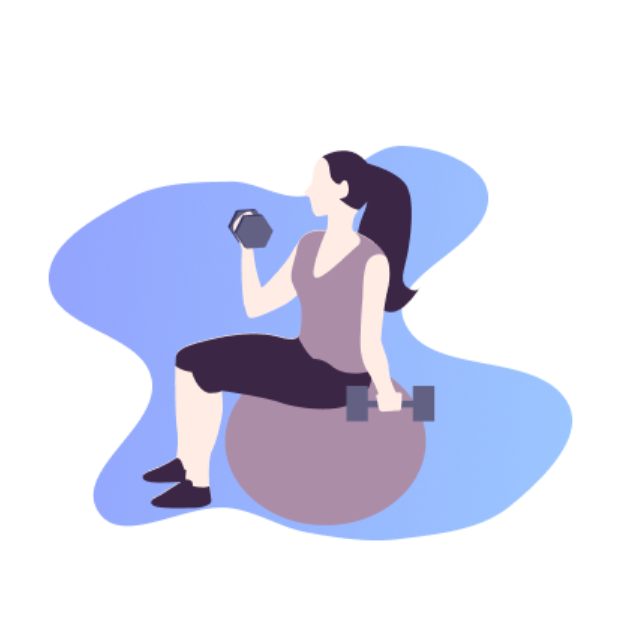
After one commit to MaRyamFatima1120/fitnest_app, a Flutter app: the ProfilePage screen opened by its route, on a phone screen of 412 x 824 dp, the top half of it. The commit adds this screen. Run offline on Flutter 3.47's test engine with Material 3 defaults, Android fonts, the phone set to English and light mode, and no system bars; our stand-ins replace firebase_core, flutter_svg, get, google_fonts; accounts and stored records are empty.

Commit message:
Today Work Start

```diff
--- a/lib/common/constants/app_image.dart
+++ b/lib/common/constants/app_image.dart
@@ -6,5 +6,6 @@ class AppImage{
   static const String burnImage="assets/images/onboard/burn.png";
   static const String facebook="assets/images/social/facebook.png";
   static const String google="assets/images/social/google.png";
+  static const String profileImage="assets/images/profile/profile.png";
 
 }
--- a/lib/src/routes/app_pages.dart
+++ b/lib/src/routes/app_pages.dart
@@ -1,4 +1,5 @@
 import 'package:fitnest_app/src/routes/route.dart';
+import 'package:fitnest_app/src/view/registerPages/profile_page.dart';
 import 'package:get/get.dart';
 import '../getx_binding/binding.dart';
 import '../getx_binding/register_binding.dart';
@@ -26,6 +27,12 @@ class AppPage {
       binding: RegisterBinding(),
         ),
     GetPage(
+      name: MyAppRouts.profilePage,
+      page: () => const ProfilePage(),
+      transition: Transition.fade,
+
+    ),
+    GetPage(
         name: MyAppRouts.errorPage,
         page: () => const ErrorPage(),
         transition: Transition.fade),
--- a/lib/src/routes/route.dart
+++ b/lib/src/routes/route.dart
@@ -2,5 +2,6 @@ class MyAppRouts{
   static const String splashPage="/splash";
   static const String onboardPage="/onboard";
   static const String registerPage="/register";
+  static const String profilePage="/profile";
   static const String errorPage="/error";
 }
--- a/lib/src/view/onboarding_pages/onboard.dart
+++ b/lib/src/view/onboarding_pages/onboard.dart
@@ -86,8 +86,6 @@ class _OnboardViewPageState extends State<OnboardViewPage> {
                                     strokeWidth: 3,
                                   ),
                                                              ),
-
-
                             GestureDetector(
                               onTap:onboardController.nextPage,
 
--- /dev/null
+++ b/lib/src/view/registerPages/profile_page.dart
@@ -0,0 +1,29 @@
+
+import 'package:fitnest_app/common/constants/app_image.dart';
+import 'package:fitnest_app/common/constants/global_variable.dart';
+import 'package:flutter/material.dart';
+import 'package:get/get.dart';
+
+
+class ProfilePage extends StatefulWidget {
+  const ProfilePage({super.key});
+
+  @override
+  State<ProfilePage> createState() => _ProfilePageState();
+}
+
+class _ProfilePageState extends State<ProfilePage> {
+  @override
+  Widget build(BuildContext context) {
+    return Scaffold(
+      backgroundColor: colorScheme(context).onPrimary,
+      body:SingleChildScrollView(
+         child: SafeArea(child: Column(
+           children: [
+             Image.asset(AppImage.profileImage,width: Get.width,)
+           ],
+         )),
+      )
+    );
+  }
+}
--- a/lib/src/view/registerPages/register_page.dart
+++ b/lib/src/view/registerPages/register_page.dart
@@ -191,6 +191,7 @@ class _RegisterPageState extends State<RegisterPage> {
                                   color: colorScheme(context).onSecondary,
                                 ),
                           ));
+                      Get.toNamed("/profile");
                     }
                   }
                 },
--- a/pubspec.yaml
+++ b/pubspec.yaml
@@ -72,6 +72,7 @@ flutter:
     - assets/images/
     - assets/images/social/
     - assets/images/onboard/
+    - assets/images/profile/
     - assets/icons/
   # An image asset can refer to one or more resolution-specific "variants", see
   # https://flutter.dev/to/resolution-aware-images
```
Also changed, not shown: assets/icons/calendar.svg (added), assets/icons/swap.svg (added), assets/icons/user.svg (added), assets/icons/weight.svg (added), assets/images/profile/goal1.png (added), assets/images/profile/goal2.png (added), assets/images/profile/goal3.png (added), assets/images/profile/profile.png (added), assets/images/profile/welcome.png (added).
